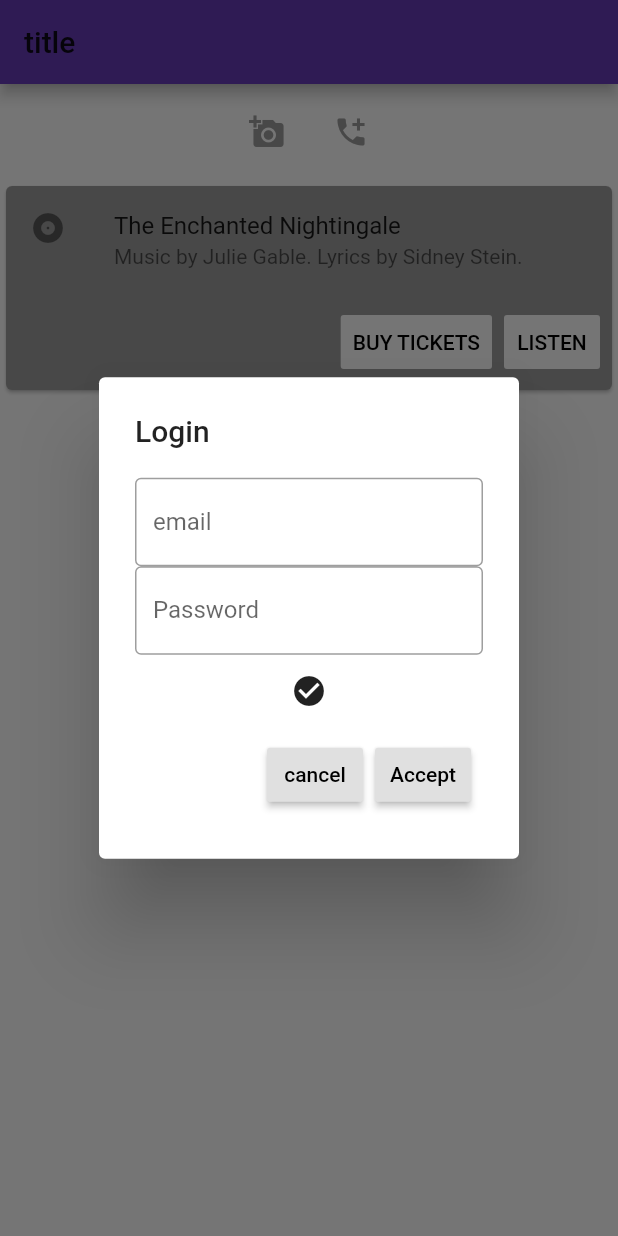
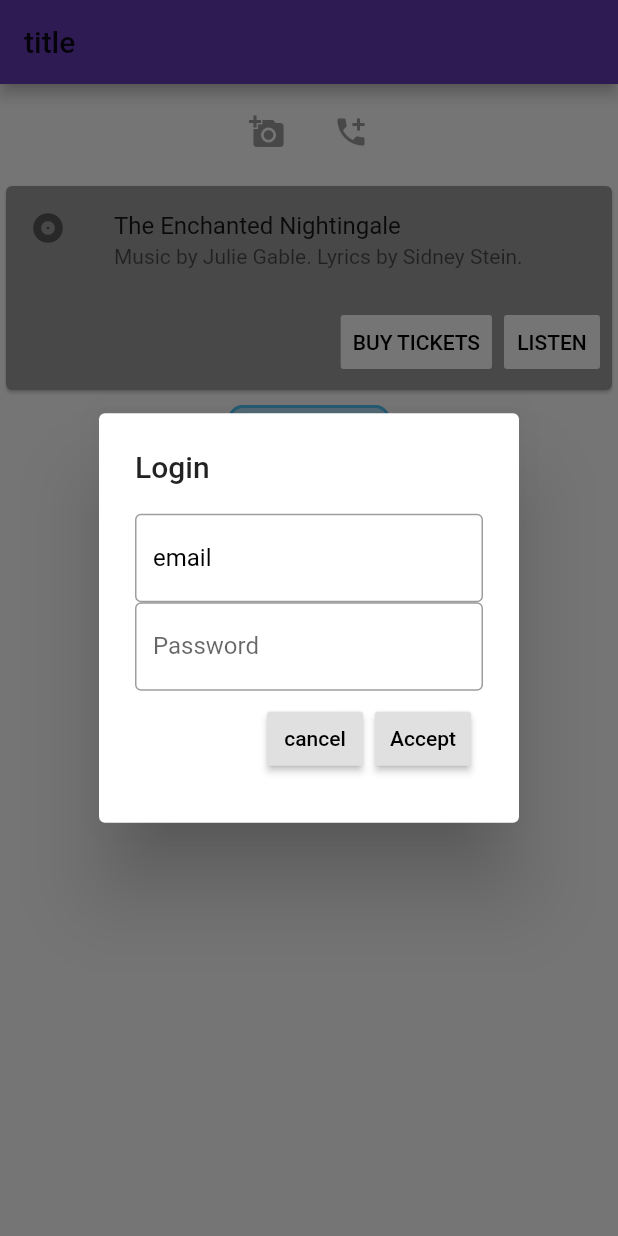
Before and after one commit to aman-106/flutter-basic, a Flutter app: the screen it shows after launch, after a tap on "Log In", on a phone screen of 412 x 824 dp. Run offline on Flutter 3.47's test engine with Material 2 defaults, Android fonts, the phone set to English and light mode, and no system bars; our stand-ins replace firebase_auth; accounts and stored records are empty.

Commit message:
fix : showing login process

```diff
--- a/lib/src/Login.dart
+++ b/lib/src/Login.dart
@@ -1,14 +1,8 @@
 import 'package:flutter/material.dart';
 import 'dart:async';
-import 'package:firebase_auth/firebase_auth.dart';
+import './SignInForm.dart';
+
 // import 'package:google_sign_in/google_sign_in.dart';
-import 'dart:developer';
-
-class User {
-  String email;
-  String password;
-  User({this.email, this.password});
-}
 
 class Login extends StatefulWidget {
   final bool loggedIn;
@@ -24,75 +18,6 @@ class Login extends StatefulWidget {
 
 class LoginState extends State<StatefulWidget> {
   bool loggedIn = false;
-  bool _validateUser = false;
-  bool _invalidUser = false;
-  User user = User();
-  GlobalKey<FormState> _formkey = new GlobalKey();
-  // final GoogleSignIn _googleSignIn = GoogleSignIn();
-  final FirebaseAuth _auth = FirebaseAuth.instance;
-
-  void _updateUserEmail(String email) {
-    user.email = email;
-  }
-
-  void _updateUserName(String password) {
-    user.password = password;
-  }
-
-  void _authorizeUser() {
-    if (_formkey.currentState.validate()) {
-      _formkey.currentState.save();
-      _handleSignIn(user.email, user.password);
-    } else {
-      setState(() {
-        _validateUser = true;
-      });
-    }
-  }
-
-  void isInvalidUser(bool invalid) {
-    setState(() {
-      _invalidUser = invalid;
-    });
-  }
-
-  Future<void> _handleSignIn(String email, String password) async {
-    try {
-      final FirebaseUser user = await _auth.signInWithEmailAndPassword(
-          email: email, password: password);
-      if (user == null) {
-        isInvalidUser(true);
-      } else {
-        isInvalidUser(false);
-        print(user.uid);
-        return user;
-      }
-    } catch (e) {
-      print('expet');
-      print(e);
-      isInvalidUser(true);
-    }
-  }
-
-  String _validateEmail(String email) {
-    Pattern pattern =
-        r'^(([^<>()[\]\\.,;:\s@\"]+(\.[^<>()[\]\\.,;:\s@\"]+)*)|(\".+\"))@((\[[0-9]{1,3}\.[0-9]{1,3}\.[0-9]{1,3}\.[0-9]{1,3}\])|(([a-zA-Z\-0-9]+\.)+[a-zA-Z]{2,}))$';
-    RegExp regex = new RegExp(pattern);
-    if (email.length == 0) {
-      return "please enter email";
-    }
-    if (!regex.hasMatch(email)) {
-      return "Incorrect email format";
-    }
-    return null;
-  }
-
-  String _emptyPassword(String password) {
-    if (password.isEmpty) {
-      return "Please enter password";
-    }
-    return null;
-  }
 
   Future<void> _logInUserScreen(context) async {
     return await showDialog(
@@ -121,85 +46,23 @@ class LoginState extends State<StatefulWidget> {
     return loggedIn ? Text('Log Out') : Text('Log In');
   }
 
-  Widget _showLoggingError(){
-    print(_invalidUser.toString());
-    return _invalidUser
-        ? Text(
-      'The user dosnt exsist or passowrd is incorrect',
-      style: TextStyle(
-        color: Colors.red,
-      ),
-    )
-        : IconButton(
-      icon: Icon(Icons.check_circle),
-      onPressed: () {},
-    );
-  }
-
   Widget _createSignInForm() {
-    return Form(
-      key: _formkey,
-      autovalidate: _validateUser,
-      child: Column(
-        children: <Widget>[
-          TextFormField(
-            decoration: InputDecoration(
-              labelText: 'email',
-              border: OutlineInputBorder(
-                  borderSide: BorderSide(width: 2, color: Colors.blue)),
-              focusedBorder: OutlineInputBorder(
-                  borderSide: BorderSide(color: Colors.blue, width: 2)),
-              // errorText: invalidEmailFormat ? "Incorrect email format" : '',
-            ),
-            onSaved: _updateUserEmail,
-            validator: _validateEmail,
-          ),
-          TextFormField(
-            obscureText: true,
-            decoration: InputDecoration(
-              labelText: 'Password',
-              focusedBorder: OutlineInputBorder(
-                  borderSide: BorderSide(color: Colors.blue, width: 2)),
-              border: OutlineInputBorder(
-                  borderSide: BorderSide(
-                width: 2,
-                color: Colors.blue,
-              )),
-              // errorText: emptyPasswordStr ? "Please enter password" : '',
-            ),
-            onSaved: _updateUserName,
-            validator: _emptyPassword,
-          ),
-          Container(
-              child: _showLoggingError()
-          ),
-          ButtonBar(
-            children: <Widget>[
-              RaisedButton(
-                child: Text('cancel'),
-                onPressed: () => Navigator.pop(context, null),
-              ),
-              RaisedButton(
-                child: Text('Accept'),
-                onPressed: _authorizeUser,
-              ),
-            ],
-          )
-        ],
-      ),
-    );
+    return SignInForm();
   }
 
   @override
   Widget build(BuildContext context) {
     return Container(
-      padding: EdgeInsets.all(10),
-      child: RaisedButton(
-        shape: RoundedRectangleBorder(
-            borderRadius: BorderRadius.all(Radius.circular(10)),
-            side: BorderSide(style: BorderStyle.solid, width: 2)),
-        onPressed: () => _logInUserScreen(context),
-        child: _getLogBtn(),
+      child: Column(
+        children: <Widget>[
+          RaisedButton(
+            shape: RoundedRectangleBorder(
+                borderRadius: BorderRadius.all(Radius.circular(10)),
+                side: BorderSide(style: BorderStyle.solid, width: 2)),
+            onPressed: () => _logInUserScreen(context),
+            child: _getLogBtn(),
+          ),
+        ],
       ),
     );
   }
--- /dev/null
+++ b/lib/src/SignInForm.dart
@@ -0,0 +1,169 @@
+import 'package:flutter/material.dart';
+import 'package:firebase_auth/firebase_auth.dart';
+
+class User {
+  String email;
+  String password;
+  User({this.email, this.password});
+}
+
+class SignInForm extends StatefulWidget {
+  @override
+  State<StatefulWidget> createState() {
+    return SignInState();
+  }
+}
+
+enum ValidStatusType { checking, valid, invalid }
+
+class SignInState extends State<StatefulWidget> {
+  bool loggedIn = false;
+  bool _validateUser = false;
+  ValidStatusType _invalidUser;
+  User user = User();
+  GlobalKey<FormState> _formkey = new GlobalKey();
+  // final GoogleSignIn _googleSignIn = GoogleSignIn();
+  final FirebaseAuth _auth = FirebaseAuth.instance;
+
+  void _updateUserEmail(String email) {
+    user.email = email;
+  }
+
+  void _updateUserName(String password) {
+    user.password = password;
+  }
+
+  void _authorizeUser() {
+    if (_formkey.currentState.validate()) {
+      _formkey.currentState.save();
+      _handleSignIn(user.email, user.password);
+    } else {
+      setState(() {
+        _validateUser = true;
+      });
+    }
+  }
+
+  void isInvalidUser(bool invalid) {
+    setState(() {
+      _invalidUser = invalid ? ValidStatusType.invalid : ValidStatusType.valid;
+    });
+  }
+
+  Future<void> _handleSignIn(String email, String password) async {
+    try {
+      final FirebaseUser user = await _auth.signInWithEmailAndPassword(
+          email: email, password: password);
+      if (user == null) {
+        isInvalidUser(true);
+      } else {
+        isInvalidUser(false);
+        print(user.uid);
+        return user;
+      }
+    } catch (e) {
+      print('expet');
+      print(e);
+      isInvalidUser(true);
+    }
+  }
+
+  String _validateEmail(String email) {
+    Pattern pattern =
+        r'^(([^<>()[\]\\.,;:\s@\"]+(\.[^<>()[\]\\.,;:\s@\"]+)*)|(\".+\"))@((\[[0-9]{1,3}\.[0-9]{1,3}\.[0-9]{1,3}\.[0-9]{1,3}\])|(([a-zA-Z\-0-9]+\.)+[a-zA-Z]{2,}))$';
+    RegExp regex = new RegExp(pattern);
+    if (email.length == 0) {
+      return "please enter email";
+    }
+    if (!regex.hasMatch(email)) {
+      return "Incorrect email format";
+    }
+    return null;
+  }
+
+  String _emptyPassword(String password) {
+    if (password.isEmpty) {
+      return "Please enter password";
+    }
+    return null;
+  }
+
+  void hasUserLoogedIn() {
+    setState(() {
+      loggedIn = !loggedIn;
+    });
+  }
+
+  Widget _showLoggingError() {
+    print(_invalidUser.toString());
+    if (_invalidUser == ValidStatusType.invalid) {
+      return Text(
+        'The user dosnt exist or passowrd is incorrect',
+        style: TextStyle(
+          color: Colors.red,
+        ),
+      );
+    }
+    if (_invalidUser == ValidStatusType.valid) {
+      return IconButton(
+        icon: Icon(Icons.check_circle),
+        onPressed: () {},
+      );
+    }
+    return null;
+  }
+
+  @override
+  Widget build(BuildContext context) {
+    return Form(
+      key: _formkey,
+      autovalidate: _validateUser,
+      child: Column(
+        children: <Widget>[
+          TextFormField(
+            decoration: InputDecoration(
+              labelText: 'email',
+              labelStyle: TextStyle(color:Colors.black),
+              border: OutlineInputBorder(
+                  borderSide: BorderSide(width: 2, color: Colors.blue)),
+              focusedBorder: OutlineInputBorder(
+                  borderSide: BorderSide(color: Colors.blue, width: 2)),
+              // errorText: invalidEmailFormat ? "Incorrect email format" : '',
+            ),
+            onSaved: _updateUserEmail,
+            validator: _validateEmail,
+          ),
+          TextFormField(
+            obscureText: true,
+            decoration: InputDecoration(
+              labelText: 'Password',
+              focusedBorder: OutlineInputBorder(
+                  borderSide: BorderSide(color: Colors.blue, width: 2)),
+              border: OutlineInputBorder(
+                  borderSide: BorderSide(
+                width: 2,
+                color: Colors.blue,
+              )),
+              // errorText: emptyPasswordStr ? "Please enter password" : '',
+            ),
+            onSaved: _updateUserName,
+            validator: _emptyPassword,
+          ),
+          Container(child: _showLoggingError()),
+          ButtonBar(
+            children: <Widget>[
+              RaisedButton(
+                child: Text('cancel'),
+                onPressed: () => Navigator.pop(context, null),
+              ),
+              RaisedButton(
+                child: Text('Accept'),
+                onPressed: _authorizeUser,
+              ),
+            ],
+          )
+        ],
+      ),
+    );
+  }
+}
```
